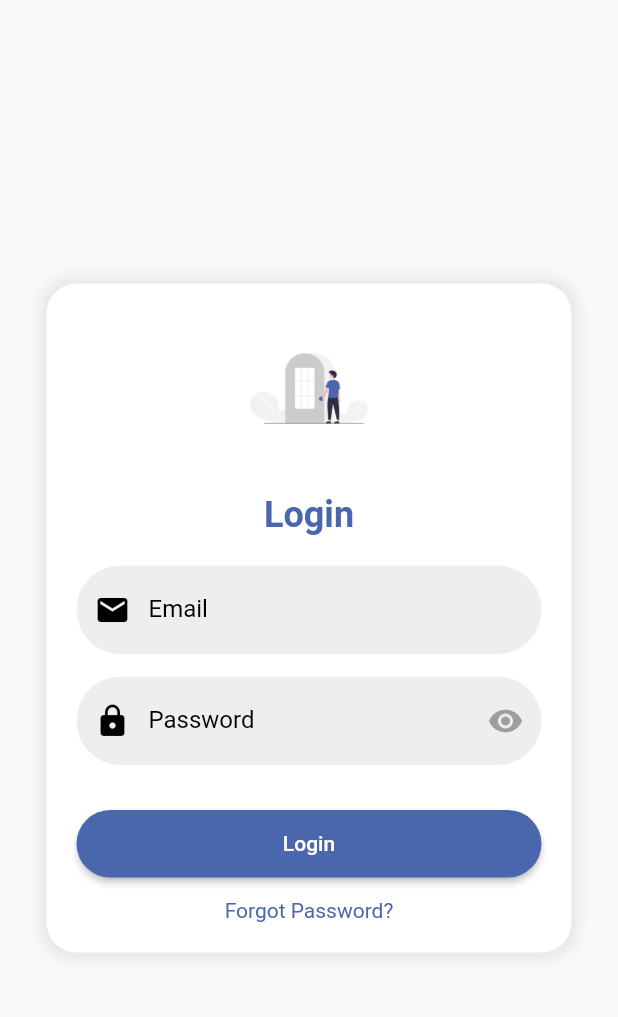
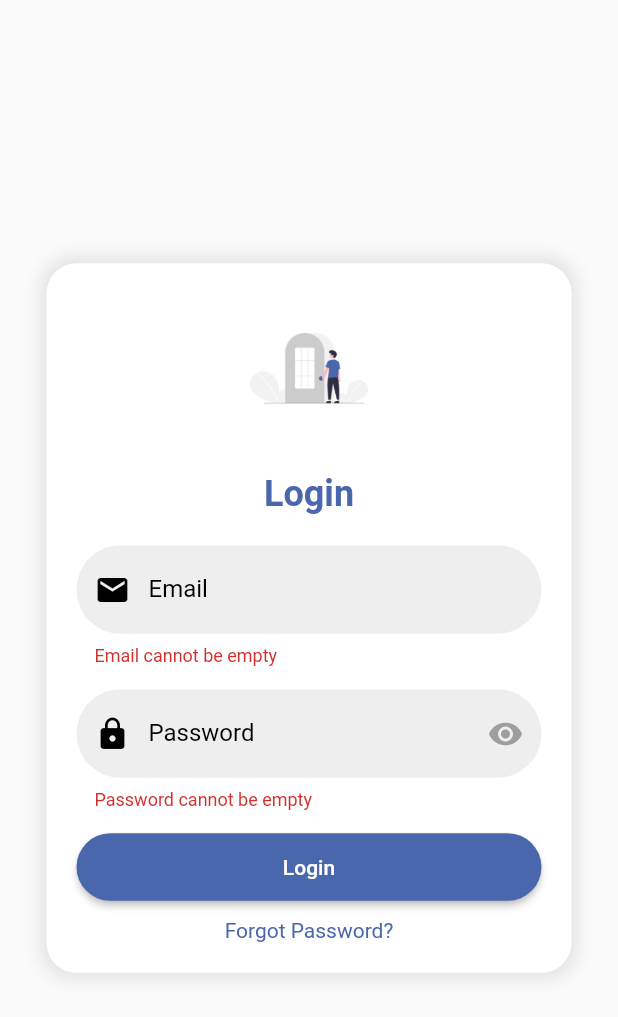
Before and after one commit to yassindaboussi/PTE-Mobile, a Flutter app: the screen it shows after launch, after a tap on "Login", on a phone screen of 412 x 824 dp. Shown: the top 1017 px of the screen. Run offline on Flutter 3.47's test engine with Material 2 defaults, Android fonts, the phone set to English and light mode, and no system bars; our stand-ins replace font_awesome_flutter, image_picker, pdf, permission_handler, shared_preferences, syncfusion_flutter_calendar.

Commit message:
Add ErrorText

```diff
--- a/pte/lib/connect/login.dart
+++ b/pte/lib/connect/login.dart
@@ -9,7 +9,6 @@ import 'package:http/http.dart' as http;
 import '../const/const.dart';
 import '../custom_drawer/navigation_screen.dart';
 
-
 class Login extends StatefulWidget {
   @override
   _LoginState createState() => _LoginState();
@@ -19,12 +18,37 @@ class _LoginState extends State<Login> {
   TextEditingController _emailController = TextEditingController();
   TextEditingController _passwordController = TextEditingController();
   bool passwordVisible = true;
+  String emailErrorText = "";
+  String passwordErrorText = "";
 
   Future<void> _login(BuildContext context) async {
+    // Clear previous error messages
+    setState(() {
+      emailErrorText = "";
+      passwordErrorText = "";
+    });
+
+    final String email = _emailController.text;
+    final String password = _passwordController.text;
+
+    if (email.isEmpty || password.isEmpty) {
+      if (email.isEmpty) {
+        setState(() {
+          emailErrorText = 'Email cannot be empty';
+        });
+      }
+      if (password.isEmpty) {
+        setState(() {
+          passwordErrorText = 'Password cannot be empty';
+        });
+      }
+      return; // Exit the function if fields are empty
+    }
+
     final String apiUrl = '$serverPath/api/login';
     final Map<String, dynamic> data = {
-      'email': _emailController.text,
-      'password': _passwordController.text,
+      'email': email,
+      'password': password,
     };
 
     final response = await http.post(Uri.parse(apiUrl), body: data);
@@ -37,7 +61,7 @@ class _LoginState extends State<Login> {
       await prefs.setString('role', responseData['roles'][0]);
       await prefs.setString('image', responseData['image']);
 
-      print("token ====>>>>>   "+responseData['token']);
+      print("token ====>>>>>   " + responseData['token']);
 
       Navigator.push(
         context,
@@ -45,7 +69,7 @@ class _LoginState extends State<Login> {
       );
     } else {
       // Login failed
-      CustomDialog().show(context,'Login Error', responseData['message']);
+      CustomDialog().show(context, 'Login Error', responseData['message']);
       print(responseData['message']);
     }
   }
@@ -106,6 +130,7 @@ class _LoginState extends State<Login> {
                         ),
                         filled: true,
                         fillColor: Colors.grey[200],
+                        errorText: emailErrorText, // Add error text
                       ),
                     ),
                     SizedBox(height: 15),
@@ -135,10 +160,11 @@ class _LoginState extends State<Login> {
                         ),
                         filled: true,
                         fillColor: Colors.grey[200],
+                        errorText: passwordErrorText, // Add error text
                       ),
                       obscureText: passwordVisible,
                     ),
-                    SizedBox(height: 30),
+                    SizedBox(height: 15),
                     SizedBox(
                       width: double.infinity,
                       height: 45,
@@ -157,7 +183,7 @@ class _LoginState extends State<Login> {
                       ),
                     ),
                     Padding(
-                      padding: const EdgeInsets.only(top: 14),
+                      padding: const EdgeInsets.only(top: 12),
                       child: GestureDetector(
                         onTap: () {
                           Navigator.push(
```
